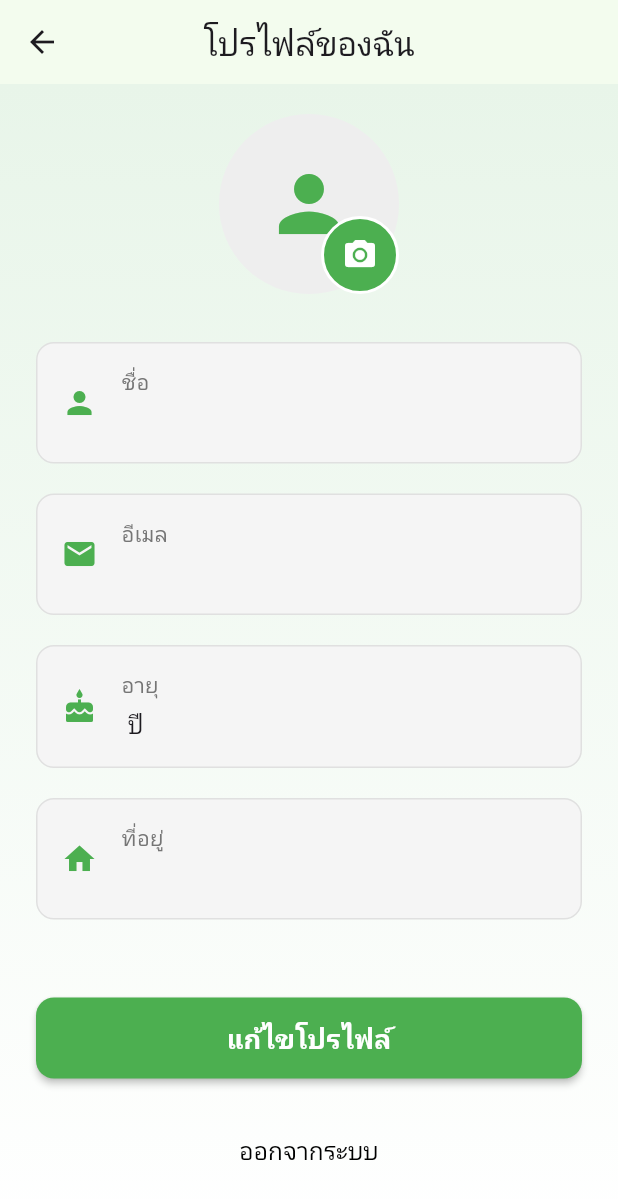
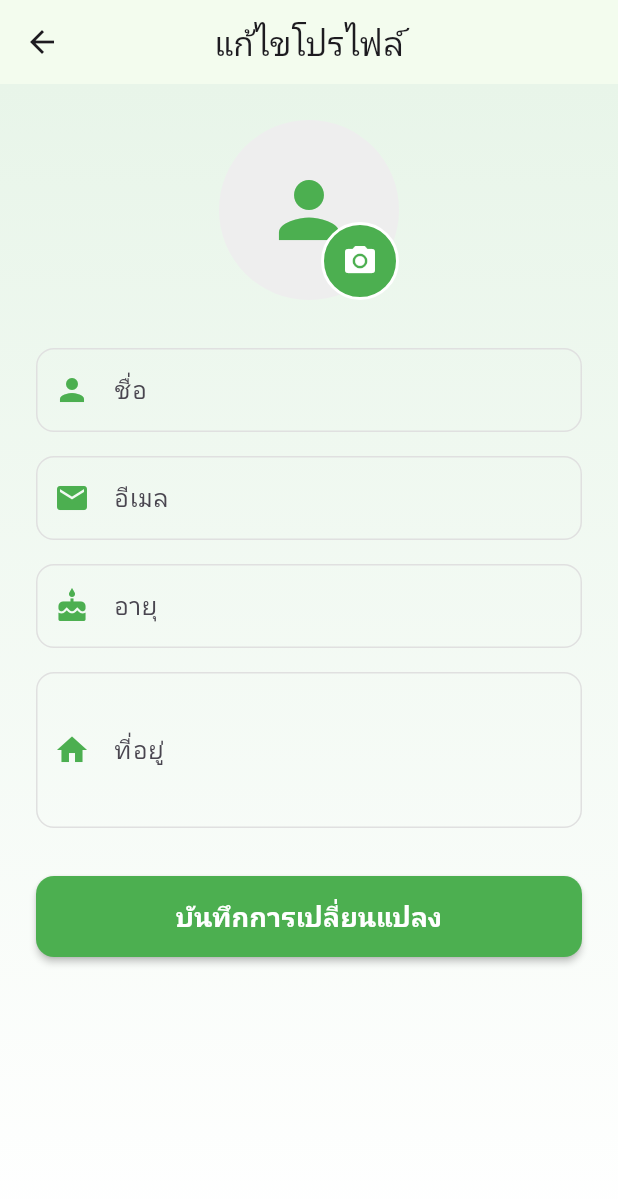
Before and after one commit to Watthana65022128/FarmProject, a Flutter app: the ProfilePage screen opened directly, after a tap on "แก้ไขโปรไฟล์", on a phone screen of 412 x 824 dp. Shown: the top 1199 px of the screen. Run offline on Flutter 3.47's test engine with Material 3 defaults, Android fonts, the phone set to English and light mode, and no system bars; our stand-ins replace shared_preferences; accounts and stored records are empty; network calls fail.

Commit message:
add update

```diff
--- a/lib/models/user_model.dart
+++ b/lib/models/user_model.dart
@@ -8,20 +8,21 @@ class User {
   User({
     required this.username,
     required this.email,
-    required this.password,
+     this.password,
      this.age,
      this.address,
   });
 
   factory User.fromJson(Map<String, dynamic> json) {
-    return User(
-      username: json['username'],
-      email: json['email'],
-      password: json['password'],
-      age: json['age'],
-      address: json['address'],
-    );
-  }
+    print('JSON received: $json');
+  return User(
+    username: json['username'] ?? '',
+    email: json['email'] ?? '',
+    password: json['password'],
+    age: json['age'], // คงเป็น String เหมือนเดิม
+    address: json['address'],
+  );
+}
 
   Map<String, dynamic> toJson() {
     return {
--- a/lib/screens/profile.dart
+++ b/lib/screens/profile.dart
@@ -2,6 +2,7 @@ import 'package:flutter/material.dart';
 import '../screens/login.dart';
 import '../auth/auth_service.dart';
 import '../models/user_model.dart';
+import '../screens/profile_edit.dart';
 
 class ProfilePage extends StatefulWidget {
   const ProfilePage({super.key});
@@ -18,12 +19,12 @@ class _ProfilePageState extends State<ProfilePage> {
   @override
   void initState() {
     super.initState();
-    _fetchUserProfile();
+    _getUserProfile();
   }
 
-  Future<void> _fetchUserProfile() async {
+  Future<void> _getUserProfile() async {
     try {
-      final userProfile = await _authService.fetchUserProfile();
+      final userProfile = await _authService.getUserProfile();
 
       if (mounted) {
         setState(() {
@@ -72,6 +73,7 @@ class _ProfilePageState extends State<ProfilePage> {
               ),
               onPressed: () async {
                 Navigator.of(dialogContext).pop();
+
                 await _authService.logout();
 
                 if (mounted) {
@@ -132,7 +134,7 @@ class _ProfilePageState extends State<ProfilePage> {
                         children: [
                           const Text('ไม่สามารถโหลดข้อมูลโปรไฟล์ได้'),
                           ElevatedButton(
-                        onPressed: _fetchUserProfile,
+                            onPressed: _getUserProfile,
                             child: const Text('ลองอีกครั้ง'),
                           )
                         ],
@@ -160,10 +162,12 @@ class _ProfilePageState extends State<ProfilePage> {
                                   decoration: BoxDecoration(
                                     color: Colors.green,
                                     shape: BoxShape.circle,
-                                border: Border.all(color: Colors.white, width: 2),
+                                    border: Border.all(
+                                        color: Colors.white, width: 2),
                                   ),
                                   child: IconButton(
-                                icon: const Icon(Icons.camera_alt, color: Colors.white),
+                                    icon: const Icon(Icons.camera_alt,
+                                        color: Colors.white),
                                     onPressed: () {
                                       // จัดการการอัพโหลดรูปภาพ
                                     },
@@ -200,8 +204,24 @@ class _ProfilePageState extends State<ProfilePage> {
                               width: double.infinity,
                               height: 54,
                               child: ElevatedButton(
-                            onPressed: () {
-                              // เปิดหน้าแก้ไขโปรไฟล์
+                                onPressed: () async {
+                                  // ใช้ Navigator เพื่อไปยังหน้า ProfileEditPage
+                                  final updatedUser =
+                                      await Navigator.push<User>(
+                                    context,
+                                    MaterialPageRoute(
+                                      builder: (context) => ProfileEditPage(
+                                          userProfile: _userProfile!),
+                                    ),
+                                  );
+
+                                  // ถ้ามีข้อมูลที่อัปเดตกลับมา
+                                  if (updatedUser != null) {
+                                    setState(() {
+                                      _userProfile =
+                                          updatedUser; // อัปเดตข้อมูลผู้ใช้ในหน้า ProfilePage
+                                    });
+                                  }
                                 },
                                 style: ElevatedButton.styleFrom(
                                   backgroundColor: Colors.green,
--- /dev/null
+++ b/lib/screens/profile_edit.dart
@@ -0,0 +1,284 @@
+import 'package:flutter/material.dart';
+import '../auth/auth_service.dart';
+import '../models/user_model.dart';
+
+class ProfileEditPage extends StatefulWidget {
+  final User userProfile;
+
+  const ProfileEditPage({super.key, required this.userProfile});
+
+  @override
+  _ProfileEditPageState createState() => _ProfileEditPageState();
+}
+
+class _ProfileEditPageState extends State<ProfileEditPage> {
+  final _formKey = GlobalKey<FormState>();
+  late TextEditingController _usernameController;
+  late TextEditingController _emailController;
+  late TextEditingController _ageController;
+  late TextEditingController _addressController;
+  final AuthService _authService = AuthService();
+
+  @override
+  void initState() {
+    super.initState();
+    // Initialize controllers with existing user data
+    _usernameController = TextEditingController(text: widget.userProfile.username);
+    _emailController = TextEditingController(text: widget.userProfile.email);
+    _ageController = TextEditingController(
+      text: widget.userProfile.age != null
+        ? widget.userProfile.age.toString()
+        : ''
+    );
+    _addressController = TextEditingController(text: widget.userProfile.address);
+  }
+
+  @override
+  void dispose() {
+    // Dispose controllers to prevent memory leaks
+    _usernameController.dispose();
+    _emailController.dispose();
+    _ageController.dispose();
+    _addressController.dispose();
+    super.dispose();
+  }
+
+Future<void> _updateProfile() async {
+  if (_formKey.currentState!.validate()) {
+    try {
+      // Prepare updated user data
+      final updatedUser = User(
+        username: _usernameController.text.trim(),
+        email: _emailController.text.trim(),
+        age: int.tryParse(_ageController.text.trim()).toString(),
+        address: _addressController.text.trim(),
+        // Include other necessary fields from your existing User model
+      );
+
+      // Call auth service to update profile
+      final result = await _authService.updateUserProfile(updatedUser);
+
+      if (result != null) {
+        // Show success message
+        if (mounted) {
+          ScaffoldMessenger.of(context).showSnackBar(
+            const SnackBar(
+              content: Text('อัพเดทโปรไฟล์สำเร็จ'),
+              backgroundColor: Colors.green,
+              duration: Duration(seconds: 2),
+            ),
+          );
+
+          // Return to previous screen with updated data
+          Navigator.pop(context, updatedUser);
+        }
+      } else {
+        // Show error message
+        if (mounted) {
+          ScaffoldMessenger.of(context).showSnackBar(
+            const SnackBar(
+              content: Text('เกิดข้อผิดพลาดในการอัพเดทข้อมูล'),
+              backgroundColor: Colors.red,
+              duration: Duration(seconds: 2),
+            ),
+          );
+        }
+      }
+    } catch (e) {
+      // Show error message
+      if (mounted) {
+        ScaffoldMessenger.of(context).showSnackBar(
+          SnackBar(
+            content: Text('เกิดข้อผิดพลาด: $e'),
+            backgroundColor: Colors.red,
+            duration: const Duration(seconds: 2),
+          ),
+        );
+      }
+    }
+  }
+}
+
+  @override
+  Widget build(BuildContext context) {
+    return Scaffold(
+      appBar: AppBar(
+        title: const Text('แก้ไขโปรไฟล์'),
+        centerTitle: true,
+      ),
+      body: Container(
+        width: double.infinity,
+        height: double.infinity,
+        decoration: BoxDecoration(
+          gradient: LinearGradient(
+            begin: Alignment.topCenter,
+            end: Alignment.bottomCenter,
+            colors: [
+              Colors.green.shade50,
+              Colors.white,
+            ],
+          ),
+        ),
+        child: SingleChildScrollView(
+          child: Padding(
+            padding: const EdgeInsets.all(24.0),
+            child: Form(
+              key: _formKey,
+              child: Column(
+                children: [
+                  _buildProfilePicture(),
+                  const SizedBox(height: 32),
+                  _buildTextFormField(
+                    controller: _usernameController,
+                    label: 'ชื่อ',
+                    icon: Icons.person,
+                    validator: (value) {
+                      if (value == null || value.isEmpty) {
+                        return 'กรุณากรอกชื่อ';
+                      }
+                      return null;
+                    },
+                  ),
+                  const SizedBox(height: 16),
+                  _buildTextFormField(
+                    controller: _emailController,
+                    label: 'อีเมล',
+                    icon: Icons.email,
+                    keyboardType: TextInputType.emailAddress,
+                    validator: (value) {
+                      if (value == null || value.isEmpty) {
+                        return 'กรุณากรอกอีเมล';
+                      }
+                      // Basic email validation
+                      final emailRegex = RegExp(
+                        r'^[a-zA-Z0-9._%+-]+@[a-zA-Z0-9.-]+\.[a-zA-Z]{2,}$'
+                      );
+                      if (!emailRegex.hasMatch(value)) {
+                        return 'รูปแบบอีเมลไม่ถูกต้อง';
+                      }
+                      return null;
+                    },
+                  ),
+                  const SizedBox(height: 16),
+                  _buildTextFormField(
+                    controller: _ageController,
+                    label: 'อายุ',
+                    icon: Icons.cake,
+                    keyboardType: TextInputType.number,
+                    validator: (value) {
+                      if (value == null || value.isEmpty) {
+                        return 'กรุณากรอกอายุ';
+                      }
+                      final age = int.tryParse(value);
+                      if (age == null || age < 0 || age > 120) {
+                        return 'กรุณากรอกอายุที่ถูกต้อง';
+                      }
+                      return null;
+                    },
+                  ),
+                  const SizedBox(height: 16),
+                  _buildTextFormField(
+                    controller: _addressController,
+                    label: 'ที่อยู่',
+                    icon: Icons.home,
+                    maxLines: 3,
+                    validator: (value) {
+                      if (value == null || value.isEmpty) {
+                        return 'กรุณากรอกที่อยู่';
+                      }
+                      return null;
+                    },
+                  ),
+                  const SizedBox(height: 32),
+                  SizedBox(
+                    width: double.infinity,
+                    height: 54,
+                    child: ElevatedButton(
+                      onPressed: _updateProfile,
+                      style: ElevatedButton.styleFrom(
+                        backgroundColor: Colors.green,
+                        foregroundColor: Colors.white,
+                        elevation: 2,
+                        shape: RoundedRectangleBorder(
+                          borderRadius: BorderRadius.circular(12),
+                        ),
+                      ),
+                      child: const Text(
+                        'บันทึกการเปลี่ยนแปลง',
+                        style: TextStyle(
+                          fontSize: 18,
+                          fontWeight: FontWeight.bold,
+                        ),
+                      ),
+                    ),
+                  ),
+                ],
+              ),
+            ),
+          ),
+        ),
+      ),
+    );
+  }
+
+  Widget _buildProfilePicture() {
+    return Stack(
+      alignment: Alignment.bottomRight,
+      children: [
+        CircleAvatar(
+          radius: 60,
+          backgroundColor: Colors.grey[200],
+          child: const Icon(
+            Icons.person,
+            size: 60,
+            color: Colors.green,
+          ),
+        ),
+        Container(
+          decoration: BoxDecoration(
+            color: Colors.green,
+            shape: BoxShape.circle,
+            border: Border.all(color: Colors.white, width: 2),
+          ),
+          child: IconButton(
+            icon: const Icon(Icons.camera_alt, color: Colors.white),
+            onPressed: () {
+              // จัดการการอัพโหลดรูปภาพ
+            },
+          ),
+        ),
+      ],
+    );
+  }
+
+  Widget _buildTextFormField({
+    required TextEditingController controller,
+    required String label,
+    required IconData icon,
+    TextInputType? keyboardType,
+    int? maxLines = 1,
+    String? Function(String?)? validator,
+  }) {
+    return TextFormField(
+      controller: controller,
+      decoration: InputDecoration(
+        labelText: label,
+        prefixIcon: Icon(icon, color: Colors.green),
+        border: OutlineInputBorder(
+          borderRadius: BorderRadius.circular(12),
+        ),
+        enabledBorder: OutlineInputBorder(
+          borderSide: BorderSide(color: Colors.grey.shade300),
+          borderRadius: BorderRadius.circular(12),
+        ),
+        focusedBorder: OutlineInputBorder(
+          borderSide: BorderSide(color: Colors.green, width: 2),
+          borderRadius: BorderRadius.circular(12),
+        ),
+      ),
+      keyboardType: keyboardType,
+      maxLines: maxLines,
+      validator: validator,
+    );
+  }
+}
```
Also changed, not shown: lib/auth/auth_service.dart (+43 -3 lines), lib/screens/fram_list.dart (+28 -1 lines). Lines whose indentation alone changed are shown as unchanged.
